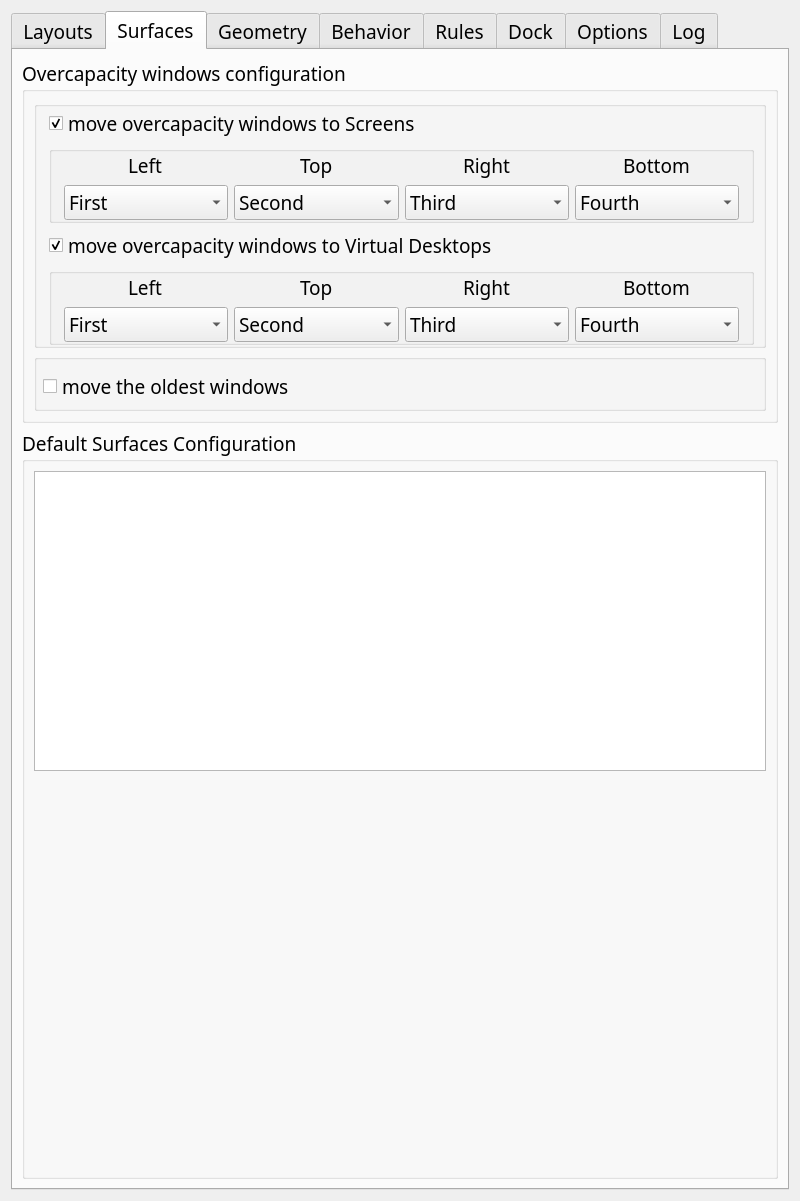
First picture: the form in res/config.ui, repository AndyEveritt/Krohnkite, before the edit.
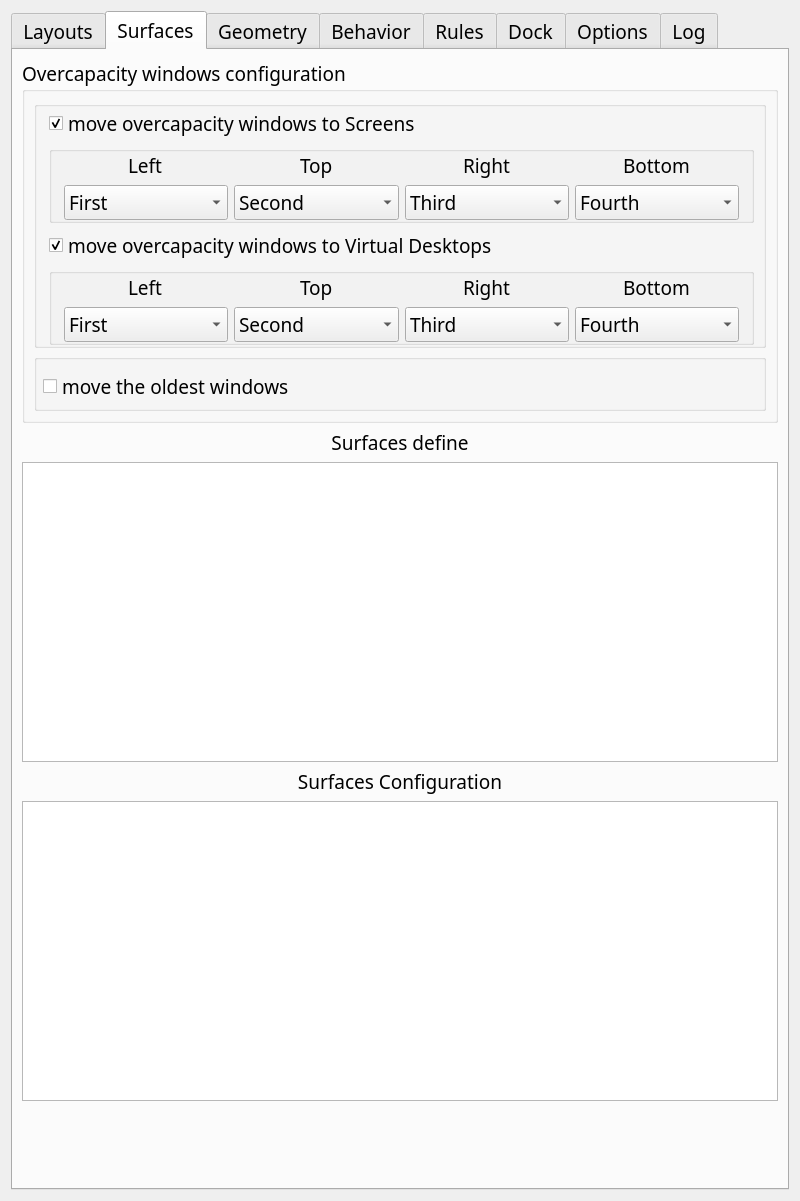
Second picture: the form after the edit. The open tabs and pages were chosen to show the change. Custom widgets are drawn as their Qt base class.

Commit message: ADD: The new system surfaces defining. See popup in `config->surfaces->define surfaces` text field

The edit to the form file:
```diff
--- a/res/config.ui
+++ b/res/config.ui
@@ -2613,14 +2613,47 @@
         </widget>
        </item>
        <item>
-        <widget class="QGroupBox" name="groupBox_33">
-         <property name="title">
-          <string>Default Surfaces Configuration</string>
+        <widget class="QLabel" name="label_72">
+         <property name="text">
+          <string>Surfaces define</string>
          </property>
-         <property name="flat">
-          <bool>true</bool>
+         <property name="alignment">
+          <set>Qt::AlignmentFlag::AlignCenter</set>
          </property>
-         <layout class="QVBoxLayout" name="verticalLayout_19">
+        </widget>
+       </item>
+       <item>
+        <widget class="QPlainTextEdit" name="kcfg_srfDefineCfg">
+         <property name="sizePolicy">
+          <sizepolicy hsizetype="Expanding" vsizetype="Fixed">
+           <horstretch>0</horstretch>
+           <verstretch>0</verstretch>
+          </sizepolicy>
+         </property>
+         <property name="minimumSize">
+          <size>
+           <width>0</width>
+           <height>300</height>
+          </size>
+         </property>
+         <property name="toolTip">
+          <string>&lt;html&gt;&lt;head/&gt;&lt;body&gt;&lt;p&gt;&lt;span style=&quot; font-size:12pt;&quot;&gt;Surface is combination of three parameters: Screen(Output) name and optional VirtualDesktops and ActivityId. For example:&lt;/span&gt;&lt;/p&gt;&lt;p&gt;&lt;span style=&quot; font-size:12pt; font-weight:700;&quot;&gt;HDMI-A-1:Desktop 1:99e10d31-e8f3-44aa-bbed-2a543f13fa54- &lt;/span&gt;&lt;span style=&quot; font-size:12pt;&quot;&gt;this uniquely defines one surface, another example defines group of surfaces: &lt;/span&gt;&lt;span style=&quot; font-size:12pt; font-weight:700;&quot;&gt;DP-2 &lt;/span&gt;&lt;span style=&quot; font-size:12pt;&quot;&gt;- this include all surfaces with any activities and virtual desktops on monitor DP-2. To define a surface for further use in program configuration use the next format: &lt;/span&gt;&lt;/p&gt;&lt;p&gt;&lt;span style=&quot; font-size:12pt; font-weight:700;&quot;&gt;label=&amp;lt;outputName&amp;gt;,&amp;lt;outputName&amp;gt;...[:&amp;lt;virtualDesktop&amp;gt;,&amp;lt;virtualDesktop&amp;gt;...[:&amp;lt;activityId&amp;gt;]] &lt;/span&gt;&lt;/p&gt;&lt;p&gt;&lt;span style=&quot; font-size:12pt;&quot;&gt;For example:&lt;/span&gt;&lt;span style=&quot; font-size:12pt; font-weight:700;&quot;&gt; allMonitors=: &lt;/span&gt;&lt;span style=&quot; font-size:12pt;&quot;&gt;to make label for all monitors or&lt;/span&gt;&lt;span style=&quot; font-size:12pt; font-weight:700;&quot;&gt; mainScreen=HDMI-A-1,DP-2:Desktop 1 &lt;/span&gt;&lt;span style=&quot; font-size:12pt;&quot;&gt;in another parts of Krohnkite config you can use &lt;/span&gt;&lt;span style=&quot; font-size:12pt; font-weight:700;&quot;&gt;mainMonitor&lt;/span&gt;&lt;span style=&quot; font-size:12pt;&quot;&gt; as surface name(&lt;/span&gt;&lt;span style=&quot; font-size:12pt; font-weight:700;&quot;&gt;All Case Sensitive)&lt;/span&gt;&lt;span style=&quot; font-size:12pt;&quot;&gt;.Please note that there may be multiple monitor names, separated by commas as in the example, or there may be none. The first one has higher priority and if this monitor works in this moment the surface in example will belong ONLY him NOT BOTH.This can be useful if you apply monitor to your notebook for example and you want the monitor to have this config. &lt;/span&gt;&lt;/p&gt;&lt;/body&gt;&lt;/html&gt;</string>
+         </property>
+         <property name="inputMethodHints">
+          <set>Qt::InputMethodHint::ImhMultiLine</set>
+         </property>
+        </widget>
+       </item>
+       <item>
+        <widget class="QLabel" name="label_73">
+         <property name="text">
+          <string>Surfaces Configuration</string>
+         </property>
+         <property name="alignment">
+          <set>Qt::AlignmentFlag::AlignCenter</set>
+         </property>
+        </widget>
+       </item>
           <item>
            <widget class="QPlainTextEdit" name="kcfg_srfDefaultConfig">
             <property name="sizePolicy">
@@ -2655,9 +2688,6 @@
           </item>
          </layout>
         </widget>
-       </item>
-      </layout>
-     </widget>
      <widget class="QWidget" name="_3_geometryTab">
       <attribute name="title">
        <string>Geometry</string>
```
Left out of the diff: 47 changed lines with no effect on the pictures. Lines whose indentation alone changed are shown as unchanged. The commit also changes 12 other files.
